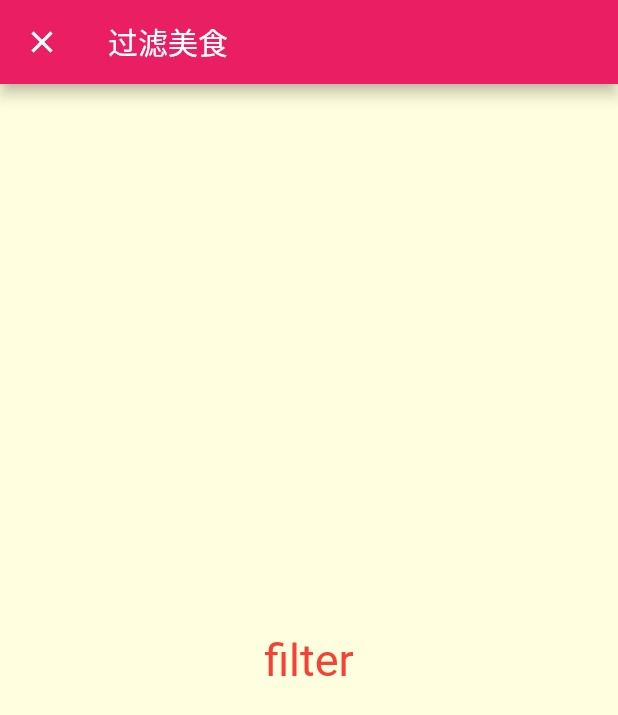
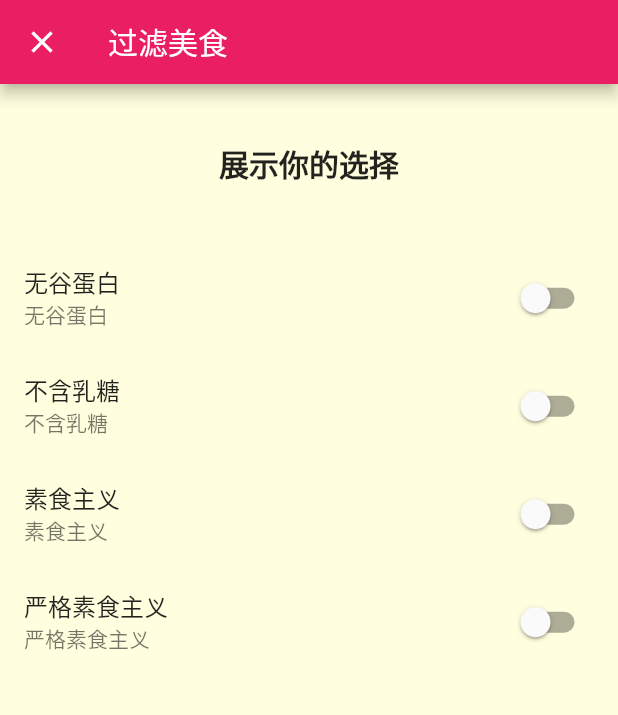
Before and after one commit to MWLBear/LearnFlutter, a Flutter app: the LZFilterScreen screen opened by its route, on a phone screen of 412 x 824 dp. Shown: the top 715 px of the screen. Run offline on Flutter 3.47's test engine with Material 2 defaults, Android fonts, the phone set to English and light mode, and no system bars; our stand-ins replace dio, event_bus; missing offline and left inert: dart:ffi; network calls fail.

Commit message:
add filter

```diff
--- /dev/null
+++ b/catefavor/lib/core/viewmodel/filter_view_model.dart
@@ -0,0 +1,41 @@
+import 'package:flutter/material.dart';
+
+class LZFilterViewModel extends ChangeNotifier{
+  // 无谷蛋白
+  bool _isGlutenFree = false;
+  // 有无乳糖
+  bool _isLactoseFree = false;
+  // 素食主义
+  bool _isVegetarian = false;
+  // 严格素食主义
+  bool _isVegan = false;
+
+  bool get isLactoseFree => _isLactoseFree;
+
+  set isLactoseFree(bool value) {
+    _isLactoseFree = value;
+    notifyListeners();
+  }
+
+  bool get isVegan => _isVegan;
+
+  set isVegan(bool value) {
+    _isVegan = value;
+    notifyListeners();
+  }
+
+  bool get isGlutenFree => _isGlutenFree;
+
+  set isGlutenFree(bool value) {
+    _isGlutenFree = value;
+    notifyListeners();
+
+  }
+
+  bool get isVegetarian => _isVegetarian;
+
+  set isVegetarian(bool value) {
+    _isVegetarian = value;
+    notifyListeners();
+  }
+}
--- a/catefavor/lib/ui/pages/detail/detail.dart
+++ b/catefavor/lib/ui/pages/detail/detail.dart
@@ -21,7 +21,7 @@ class LZDetailScreen extends StatelessWidget {
           return FloatingActionButton(
               child: Icon(iconData,color: iconColor,),
               onPressed: (){
-                VMMeal.handelMeal(model);
+                VMMeal.handleMeal(model);
               });
         },
       )
--- a/catefavor/lib/ui/pages/favor/favor_content.dart
+++ b/catefavor/lib/ui/pages/favor/favor_content.dart
@@ -10,15 +10,15 @@ class LZFavorContent extends StatelessWidget {
   Widget build(BuildContext context) {
     return Consumer<LZFavorViewModel>(
       builder: (ctx,favorVM,child){
-        if(favorVM.favorMeals.isEmpty){
+        if(favorVM.meals.isEmpty){
           return Center(
             child: Text("暂无收藏",style: Theme.of(context).textTheme.headline3,),
           );
         }
         return ListView.builder(
-          itemCount: favorVM.favorMeals.length,
+          itemCount: favorVM.meals.length,
           itemBuilder: (itemCtx,index){
-            return LZMealItem(favorVM.favorMeals[index]);
+            return LZMealItem(favorVM.meals[index]);
           },
         );
       },
--- a/catefavor/lib/ui/pages/filter/filter_content.dart
+++ b/catefavor/lib/ui/pages/filter/filter_content.dart
@@ -1,13 +1,52 @@
+
+import 'package:catefavor/core/viewmodel/filter_view_model.dart';
 import 'package:flutter/material.dart';
-
+import 'package:catefavor/core/extension/int_extension.dart';
+import 'package:provider/provider.dart';
 class LZFilterContent extends StatelessWidget {
-  const LZFilterContent({Key? key}) : super(key: key);
-
   @override
   Widget build(BuildContext context) {
     return Container(
-      child: Center(
-          child: Text("filter",style: TextStyle(fontSize: 30,color: Colors.red),)
+      child: Column(
+        children: [
+          getTitleView(),
+          getChoiceView(),
+        ],
+      )
+    );
+  }
+  Widget getTitleView() => Container(
+    padding: EdgeInsets.all(18.px),
+    alignment: Alignment.center,
+    child: Text("展示你的选择",style: TextStyle(fontSize: 20,fontWeight: FontWeight.bold),),
+  );
+  Widget getChoiceView() => Expanded(
+    child: Consumer<LZFilterViewModel>(
+      builder: (ctx,filterVM,chile){
+        return ListView(
+          children: [
+            buildListTitle("无谷蛋白", "无谷蛋白", filterVM.isGlutenFree, (value) {
+              filterVM.isGlutenFree = value;
+            }),
+            buildListTitle("不含乳糖", "不含乳糖", filterVM.isLactoseFree, (value) {
+              filterVM.isLactoseFree = value;
+            }),
+            buildListTitle("素食主义", "素食主义", filterVM.isVegetarian, (value) {
+              filterVM.isVegetarian = value;
+            }),
+            buildListTitle("严格素食主义", "严格素食主义", filterVM.isVegan, (value) {
+              filterVM.isVegan = value;
+            }),
+          ],
+        );
+      },
+    ),
+  );
+  Widget buildListTitle(String title,String subtitle,bool value, Function(bool) change){
+    return ListTile(
+      title: Text(title),
+      subtitle: Text(subtitle),
+      trailing: Switch(value: value, onChanged: change,
       ),
     );
   }
--- a/catefavor/lib/ui/pages/home/home_category_item.dart
+++ b/catefavor/lib/ui/pages/home/home_category_item.dart
@@ -25,7 +25,7 @@ class LZHomeCategoryItem extends StatelessWidget {
         alignment: Alignment.center,
         child: Text(
           _category.title,
-          style: Theme.of(context).textTheme.headline1!.copyWith(
+          style: Theme.of(context).textTheme.headline3!.copyWith(
               fontWeight: FontWeight.bold
           ),
         ),
```
Also changed, not shown: catefavor/lib/core/viewmodel/base_view_model.dart (added, +30 -0 lines), catefavor/lib/core/viewmodel/favor_view_model.dart (+9 -10 lines), catefavor/lib/core/viewmodel/meal_view_model.dart (+6 -8 lines), catefavor/lib/main.dart (+15 -2 lines), catefavor/lib/ui/widgets/meal_item.dart (+6 -5 lines).
